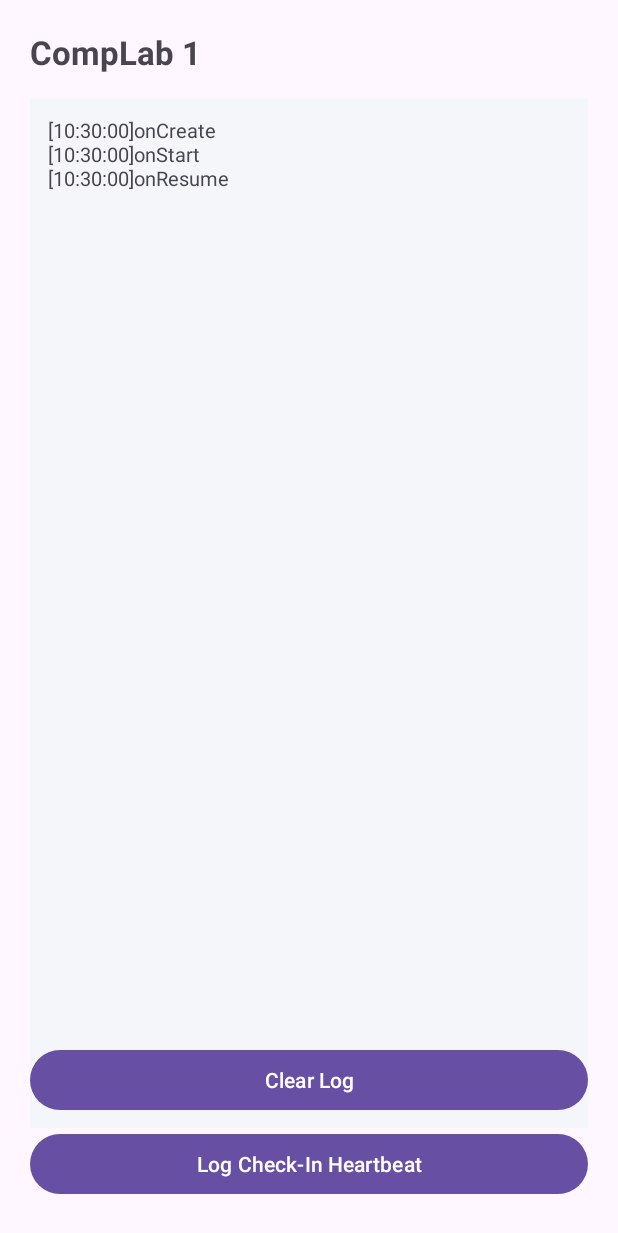
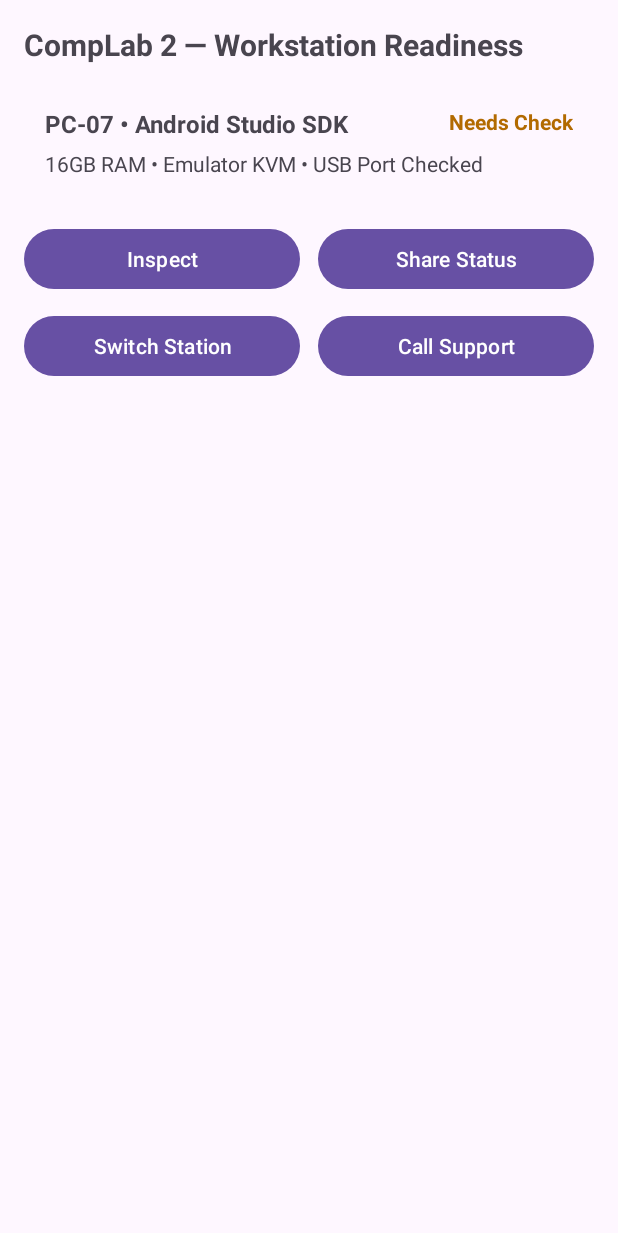
Before and after one commit to Kei416207/Fernandez_appdevAY2627, an Android app: the screen it shows after launch (MainActivity), on a phone screen of 412 x 824 dp. Shown: the top 1233 px of the screen. Run offline under Robolectric (Android 15) with nearby library versions, the phone set to English and light mode, and no system bars.

Commit message:
lab_act2

```diff
--- a/app/src/main/java/com/example/fernandez_appdev/MainActivity.java
+++ b/app/src/main/java/com/example/fernandez_appdev/MainActivity.java
@@ -1,21 +1,53 @@
 package com.example.fernandez_appdev;
 
 import android.os.Bundle;
+
 import androidx.appcompat.app.AppCompatActivity;
-import android.util.Log;
-import androidx.annotation.NonNull;
+import android.content.Intent;
+import android.net.Uri;
+import android.widget.Toast;
+import androidx.activity.result.ActivityResultLauncher;
+import androidx.activity.result.contract.ActivityResultContracts;
 import com.example.fernandez_appdev.databinding.ActivityMainBinding;
-import java.text.SimpleDateFormat;
-import java.util.Date;
-import java.util.Locale;
+
 
 public class MainActivity extends AppCompatActivity {
+    public static final String EXTRA_STATION_CODE = "extra_station_code";
+    public static final String EXTRA_STATUS = "extra_status";
+    public static final String EXTRA_ISSUE_NOTE = "extra_issue_note";
 
-    private static final String TAG = "LabCheckLifecycle";
-    private static final String KEY_LOG ="key_lifecycle_log";
     private ActivityMainBinding binding;
-    private final StringBuilder traceBuilder = new StringBuilder();
+    private String currentCode = "PC-07";
+    private String currentStatus = "Needs Check";
+    private String currentNote = "Emulator slow to boot";
 
+
+    private final String[] stationCodes    = {"PC-07", "PC-08", "PC-09"};
+    private final String[] stationStatuses = {"Needs Check", "Ready", "Ready"};
+    private final String[] stationNotes    = {"Emulator slow to boot",
+            "No issues reported",
+            "No issues reported"};
+    private int stationIndex = 0;
+    private static final String SUPPORT_NUMBER = "69696969";
+
+
+    private final ActivityResultLauncher<Intent> detailLauncher =
+            registerForActivityResult(new
+                    ActivityResultContracts.StartActivityForResult(), result -> {
+                if (result.getResultCode() == RESULT_OK && result.getData() != null) {
+                    currentStatus = result.getData().getStringExtra(EXTRA_STATUS);
+                    currentNote = result.getData().getStringExtra(EXTRA_ISSUE_NOTE);
+
+
+                    stationStatuses[stationIndex] = currentStatus;
+                    stationNotes[stationIndex] = currentNote;
+
+
+                    binding.tvStationStatus.setText(currentStatus);
+                    binding.tvStationSpec.setText("Note: " + currentNote);
+                    Toast.makeText(this, "Updated " + currentCode + " -> " + currentStatus, Toast.LENGTH_SHORT).show();
+                }
+            });
 
     @Override
     protected void onCreate(Bundle savedInstanceState) {
@@ -23,67 +55,43 @@ public class MainActivity extends AppCompatActivity {
         binding = ActivityMainBinding.inflate(getLayoutInflater());
         setContentView(binding.getRoot());
 
-        if (savedInstanceState != null) {
+        binding.btnInspectStation.setOnClickListener(v -> {
+            Intent intent = new Intent(this, StationDetailActivity.class);
+            intent.putExtra(EXTRA_STATION_CODE, currentCode);
+            intent.putExtra(EXTRA_STATUS, currentStatus);
+            intent.putExtra(EXTRA_ISSUE_NOTE, currentNote);
+            detailLauncher.launch(intent);
+        });
 
-            traceBuilder.append(savedInstanceState.getString(KEY_LOG, ""));
+        binding.btnShareReport.setOnClickListener(v -> {
+            Intent shareIntent = new Intent(Intent.ACTION_SEND);
+            shareIntent.setType("text/plain");
+            shareIntent.putExtra(Intent.EXTRA_SUBJECT, "LabCheck Report: " + currentCode);
+            shareIntent.putExtra(Intent.EXTRA_TEXT,
+                    "Station: " + currentCode + "\nStatus: " + currentStatus + "\nNote: " + currentNote);
+                    startActivity(Intent.createChooser(shareIntent, "Share Station Status"));
+        });
 
-        }
-        recordEvent("onCreate");
 
-        binding.btnSimulateTick.setOnClickListener(v ->
-                recordEvent("Manual check-in probe (pkg=" + getPackageName() + ")"));
+        binding.btnSwitchStation.setOnClickListener(v -> {
+            stationIndex = (stationIndex + 1) % stationCodes.length;
+            currentCode   = stationCodes[stationIndex];
+            currentStatus = stationStatuses[stationIndex];
+            currentNote   = stationNotes[stationIndex];
 
-        binding.btnClearLog.setOnClickListener(v -> {
-            traceBuilder.setLength(0);
-            binding.tvLifecycleLog.setText("Cleared by the user");
+            binding.tvStationCode.setText(currentCode + " • Android Studio SDK");
+            binding.tvStationStatus.setText(currentStatus);
+            binding.tvStationSpec.setText("Note: " + currentNote);
+            Toast.makeText(this, "Selected station: " + currentCode,
+                    Toast.LENGTH_SHORT).show();
+        });
+
+
+        binding.btnCallSupport.setOnClickListener(v -> {
+            Intent dialIntent = new Intent(Intent.ACTION_DIAL);
+            dialIntent.setData(Uri.parse("tel:" + SUPPORT_NUMBER));
+            startActivity(dialIntent);
         });
 
     }
-
-    @Override
-    protected void onStart(){
-        super.onStart();
-        recordEvent("onStart");
-    }
-
-    @Override
-    protected void onResume (){
-        super.onResume();
-        recordEvent("onResume");
-    }
-
-    @Override
-    protected void onPause (){
-        super.onPause();
-        recordEvent("onPause");
-
-    }
-    @Override
-    protected void onStop (){
-        super.onStop();
-        recordEvent("onStop");
-
-    }
-    @Override
-    protected void onDestroy (){
-        super.onDestroy();
-        recordEvent("onDestroy");
-
-    }
-    @Override
-    protected void onSaveInstanceState(@NonNull Bundle outState){
-        super.onSaveInstanceState(outState);
-        outState.putString(KEY_LOG, traceBuilder.toString());
-    }
-
-    private void recordEvent(String eventName){
-        String ts = new SimpleDateFormat("HH:mm:ss", Locale.getDefault()).format(new Date());
-        String line  = "[" + ts + "]" + eventName + "\n";
-        traceBuilder.append(line);
-        Log.d(TAG, line.trim());
-        if (binding != null){
-            binding.tvLifecycleLog.setText(traceBuilder.toString());
-        }
-    }
-
 }
--- a/app/src/main/res/layout/activity_main.xml
+++ b/app/src/main/res/layout/activity_main.xml
@@ -2,56 +2,113 @@
 <androidx.constraintlayout.widget.ConstraintLayout
     xmlns:android="http://schemas.android.com/apk/res/android"
     xmlns:app="http://schemas.android.com/apk/res-auto"
-    xmlns:tools="http://schemas.android.com/tools"
     android:layout_width="match_parent"
     android:layout_height="match_parent"
-    android:padding="20dp"
-    tools:context=".MainActivity">
-
+    android:padding="16dp">
 
     <TextView
-        android:id="@+id/tvAppTitle"
+        android:id="@+id/tvHeaderLab"
         android:layout_width="0dp"
         android:layout_height="wrap_content"
-        android:text="CompLab 1"
-        android:textSize="22sp"
+        android:text="CompLab 2 — Workstation Readiness"
+        android:textSize="20sp"
         android:textStyle="bold"
         app:layout_constraintTop_toTopOf="parent"
         app:layout_constraintStart_toStartOf="parent"
         app:layout_constraintEnd_toEndOf="parent"/>
 
+    <RelativeLayout
+        android:id="@+id/rlFeaturedStation"
+        android:layout_width="0dp"
+        android:layout_height="wrap_content"
+        android:layout_marginTop="14dp"
+        android:padding="14dp"
+        app:layout_constraintTop_toBottomOf="@id/tvHeaderLab"
+        app:layout_constraintStart_toStartOf="parent"
+        app:layout_constraintEnd_toEndOf="parent">
+
         <TextView
-        android:id="@+id/tvLifecycleLog"
+            android:id="@+id/tvStationCode"
+            android:layout_width="wrap_content"
+            android:layout_height="wrap_content"
+            android:layout_alignParentStart="true"
+            android:text="PC-07 • Android Studio SDK"
+            android:textSize="16sp"
+            android:textStyle="bold"/>
+
+        <TextView
+            android:id="@+id/tvStationStatus"
+            android:layout_width="wrap_content"
+            android:layout_height="wrap_content"
+            android:layout_alignParentEnd="true"
+            android:text="Needs Check"
+            android:textColor="#B26A00"
+            android:textStyle="bold"/>
+
+        <TextView
+            android:id="@+id/tvStationSpec"
+            android:layout_width="wrap_content"
+            android:layout_height="wrap_content"
+            android:layout_below="@id/tvStationCode"
+            android:layout_marginTop="6dp"
+            android:text="16GB RAM • Emulator KVM • USB Port Checked"/>
+    </RelativeLayout>
+
+
+    <LinearLayout
+        android:id="@+id/llActions"
         android:layout_width="0dp"
-        android:layout_height="0dp"
+        android:layout_height="wrap_content"
         android:layout_marginTop="16dp"
-        android:background="#F4F6F9"
-        android:padding="12dp"
-        android:text="Lifecycle trace ready..."
-        android:textSize="13sp"
-        app:layout_constraintTop_toBottomOf="@id/tvAppTitle"
-        app:layout_constraintBottom_toTopOf="@+id/btnSimulateTick"
+        android:orientation="horizontal"
+        android:weightSum="2"
+        app:layout_constraintTop_toBottomOf="@id/rlFeaturedStation"
         app:layout_constraintStart_toStartOf="parent"
-        app:layout_constraintEnd_toEndOf="parent"/>
+        app:layout_constraintEnd_toEndOf="parent">
 
         <Button
-        android:id="@+id/btnClearLog"
+            android:id="@+id/btnInspectStation"
             android:layout_width="0dp"
             android:layout_height="wrap_content"
-        android:layout_marginBottom="8dp"
-        android:text="Clear Log"
-        app:layout_constraintBottom_toTopOf="@id/btnSimulateTick"
-        app:layout_constraintStart_toStartOf="parent"
-        app:layout_constraintEnd_toEndOf="parent" />
+            android:layout_weight="1"
+            android:layout_marginEnd="6dp"
+            android:text="Inspect"/>
 
         <Button
-        android:id="@+id/btnSimulateTick"
+            android:id="@+id/btnShareReport"
             android:layout_width="0dp"
             android:layout_height="wrap_content"
-        android:layout_marginBottom="4dp"
-        android:text="Log Check-In Heartbeat"
-        app:layout_constraintBottom_toBottomOf="parent"
+            android:layout_weight="1"
+            android:layout_marginStart="6dp"
+            android:text="Share Status"/>
+    </LinearLayout>
+
+    <LinearLayout
+        android:id="@+id/llActions2"
+        android:layout_width="0dp"
+        android:layout_height="wrap_content"
+        android:layout_marginTop="10dp"
+        android:orientation="horizontal"
+        android:weightSum="2"
+        app:layout_constraintTop_toBottomOf="@id/llActions"
         app:layout_constraintStart_toStartOf="parent"
-        app:layout_constraintEnd_toEndOf="parent" />
+        app:layout_constraintEnd_toEndOf="parent">
+
+        <Button
+            android:id="@+id/btnSwitchStation"
+            android:layout_width="0dp"
+            android:layout_height="wrap_content"
+            android:layout_weight="1"
+            android:layout_marginEnd="6dp"
+            android:text="Switch Station"/>
+
+        <Button
+            android:id="@+id/btnCallSupport"
+            android:layout_width="0dp"
+            android:layout_height="wrap_content"
+            android:layout_weight="1"
+            android:layout_marginStart="6dp"
+            android:text="Call Support"/>
+    </LinearLayout>
 
 </androidx.constraintlayout.widget.ConstraintLayout>
```
Also changed, not shown: app/src/main/AndroidManifest.xml (+7 -3 lines), app/src/main/java/com/example/fernandez_appdev/StationDetailActivity.java (added, +53 -0 lines), app/src/main/res/layout/activity_station_detail.xml (added, +39 -0 lines). Lines whose indentation alone changed are shown as unchanged.
